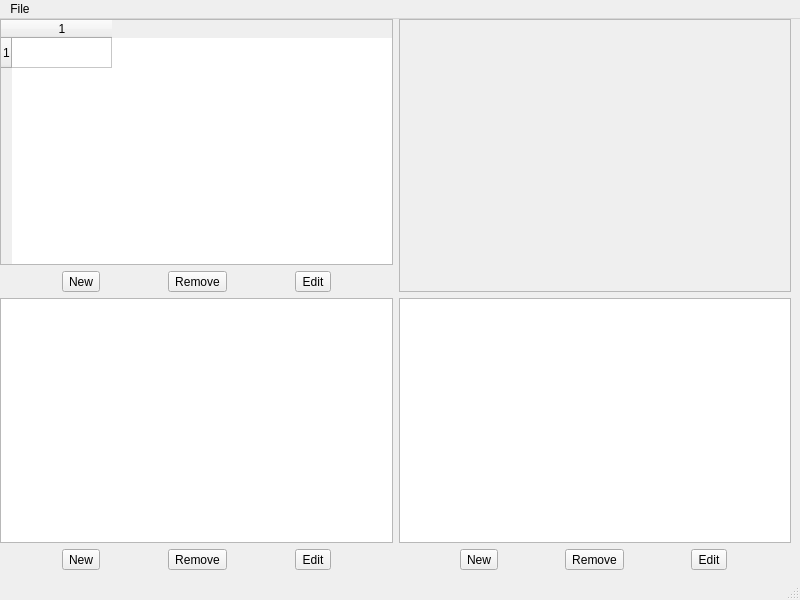
This is ui/src/main.ui in lucas-j-holder/Expense-Tracker as Qt 5 draws it before an edit. The edited form follows.
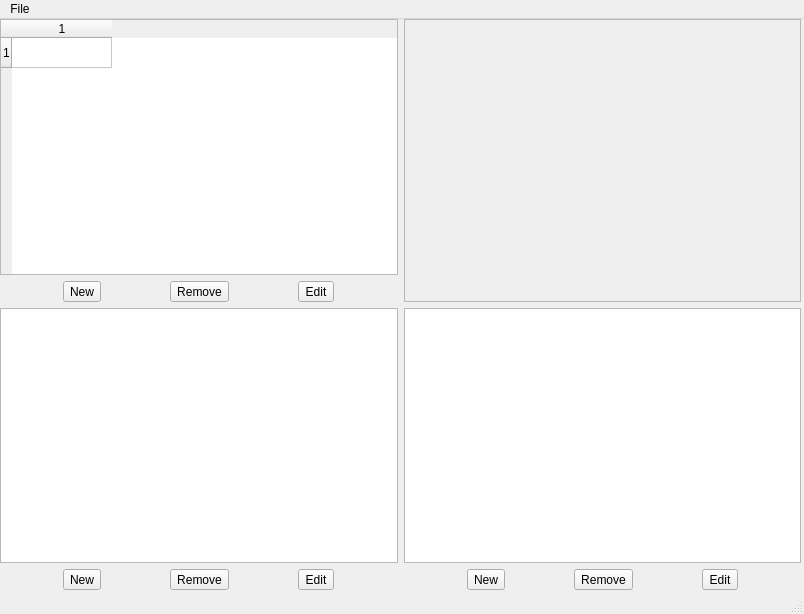
This is the edited form.

Commit message: More UI files added, basic proof of concept being established.

What changed in the file:
```diff
--- a/ui/src/main.ui
+++ b/ui/src/main.ui
@@ -6,21 +6,21 @@
    <rect>
     <x>0</x>
     <y>0</y>
-    <width>800</width>
-    <height>600</height>
+    <width>804</width>
+    <height>614</height>
    </rect>
   </property>
   <property name="windowTitle">
    <string>MainWindow</string>
   </property>
   <widget class="QWidget" name="centralwidget">
-   <widget class="QWidget" name="">
+   <widget class="QWidget" name="layoutWidget">
     <property name="geometry">
      <rect>
       <x>0</x>
       <y>0</y>
-      <width>791</width>
-      <height>551</height>
+      <width>801</width>
+      <height>571</height>
      </rect>
     </property>
     <layout class="QGridLayout" name="gridLayout">
@@ -147,7 +147,7 @@
     <rect>
      <x>0</x>
      <y>0</y>
-     <width>800</width>
+     <width>804</width>
      <height>22</height>
     </rect>
    </property>
```
Left out of the diff: 20 changed lines with no effect on the pictures. The commit also changes 6 other files.
